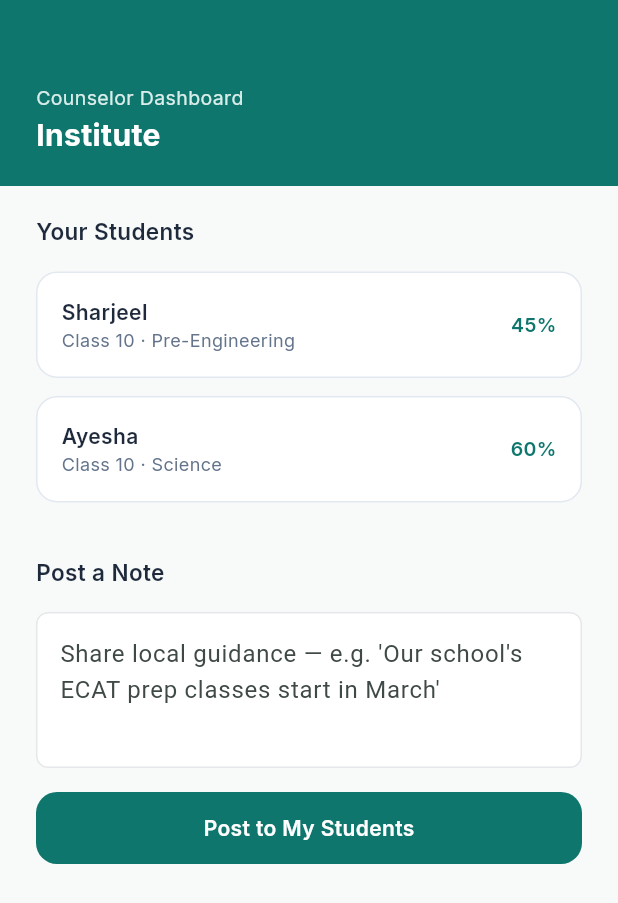
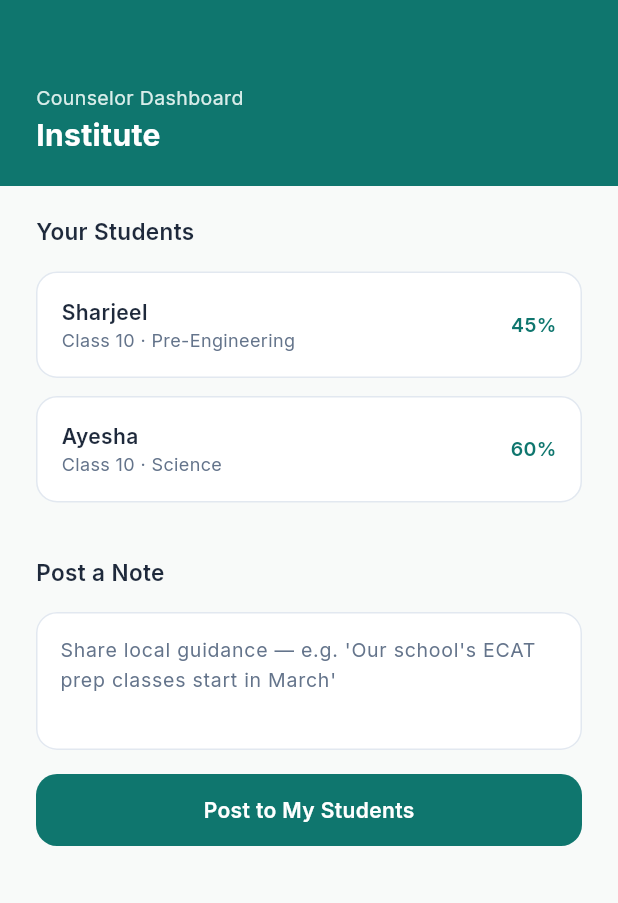
Before and after one commit to sharrjeel6636/skill-pathways, a Flutter app: the CounselorDashboardScreen screen opened by its route, on a phone screen of 412 x 824 dp. Shown: the top 903 px of the screen. Run offline on Flutter 3.47's test engine with Material 3 defaults, Android fonts, the phone set to English and light mode, and no system bars; our stand-ins replace flutter_local_notifications, go_router, google_fonts, supabase_flutter, timezone; accounts and stored records are empty.

Commit message:
fix(mobile): convert CounselorDashboardScreen to stateful and add post note action

```diff
--- a/apps/mobile/skill_pathway_mobile/lib/counselor_dashboard_screen.dart
+++ b/apps/mobile/skill_pathway_mobile/lib/counselor_dashboard_screen.dart
@@ -9,7 +9,11 @@ class CounselorProfile {
   final String institutionName;
   final List<String> linkedStudentIds;
 
-  CounselorProfile({required this.name, required this.institutionName, required this.linkedStudentIds});
+  CounselorProfile({
+    required this.name,
+    required this.institutionName,
+    required this.linkedStudentIds,
+  });
 }
 
 class CounselorNote {
@@ -18,13 +22,53 @@ class CounselorNote {
   final DateTime postedAt;
   final List<String> targetStudentIds;
 
-  CounselorNote({required this.counselorId, required this.text, required this.postedAt, required this.targetStudentIds});
+  CounselorNote({
+    required this.counselorId,
+    required this.text,
+    required this.postedAt,
+    required this.targetStudentIds,
+  });
 }
 
-class CounselorDashboardScreen extends StatelessWidget {
+class CounselorDashboardScreen extends StatefulWidget {
   final CounselorProfile profile;
 
   const CounselorDashboardScreen({super.key, required this.profile});
+
+  @override
+  State<CounselorDashboardScreen> createState() => _CounselorDashboardScreenState();
+}
+
+class _CounselorDashboardScreenState extends State<CounselorDashboardScreen> {
+  final TextEditingController _noteController = TextEditingController();
+
+  @override
+  void dispose() {
+    _noteController.dispose();
+    super.dispose();
+  }
+
+  void _postNote() {
+    final text = _noteController.text.trim();
+    if (text.isEmpty) {
+      ScaffoldMessenger.of(context).showSnackBar(
+        const SnackBar(
+          content: Text('Please write a note'),
+          backgroundColor: Colors.redAccent,
+        ),
+      );
+      return;
+    }
+
+    ScaffoldMessenger.of(context).showSnackBar(
+      const SnackBar(
+        content: Text('Note posted to your students'),
+        backgroundColor: RoadmapColors.primaryTeal,
+      ),
+    );
+    _noteController.clear();
+    FocusScope.of(context).unfocus();
+  }
 
   @override
   Widget build(BuildContext context) {
@@ -35,31 +79,99 @@ class CounselorDashboardScreen extends StatelessWidget {
           _buildHeader(),
           Expanded(
             child: SingleChildScrollView(
+              physics: const BouncingScrollPhysics(),
               padding: const EdgeInsets.fromLTRB(24, 20, 24, 24),
               child: Column(
                 crossAxisAlignment: CrossAxisAlignment.start,
                 children: [
-                  Text("Your Students", style: GoogleFonts.inter(fontSize: 15, fontWeight: FontWeight.w600, color: RoadmapColors.textDark)),
+                  Text(
+                    "Your Students",
+                    style: GoogleFonts.inter(
+                      fontSize: 15,
+                      fontWeight: FontWeight.w600,
+                      color: RoadmapColors.textDark,
+                    ),
+                  ),
                   const SizedBox(height: 16),
-                  _buildStudentCard("Sharjeel", "Class 10 · Pre-Engineering", 0.45, context),
-                  _buildStudentCard("Ayesha", "Class 10 · Science", 0.60, context),
+                  _buildStudentCard(
+                    "Sharjeel",
+                    "Class 10 · Pre-Engineering",
+                    0.45,
+                    context,
+                  ),
+                  _buildStudentCard(
+                    "Ayesha",
+                    "Class 10 · Science",
+                    0.60,
+                    context,
+                  ),
                   const SizedBox(height: 24),
-                  Text("Post a Note", style: GoogleFonts.inter(fontSize: 15, fontWeight: FontWeight.w600, color: RoadmapColors.textDark)),
+                  Text(
+                    "Post a Note",
+                    style: GoogleFonts.inter(
+                      fontSize: 15,
+                      fontWeight: FontWeight.w600,
+                      color: RoadmapColors.textDark,
+                    ),
+                  ),
                   const SizedBox(height: 16),
                   TextField(
+                    controller: _noteController,
                     maxLines: 3,
+                    style: GoogleFonts.inter(
+                      fontSize: 13,
+                      color: RoadmapColors.textDark,
+                    ),
                     decoration: InputDecoration(
-                      hintText: "Share local guidance — e.g. 'Our school's ECAT prep classes start in March'",
-                      border: OutlineInputBorder(borderRadius: BorderRadius.circular(14)),
-                      filled: true, fillColor: Colors.white,
+                      hintText:
+                          "Share local guidance — e.g. 'Our school's ECAT prep classes start in March'",
+                      hintStyle: GoogleFonts.inter(
+                        fontSize: 13,
+                        color: RoadmapColors.textMuted,
+                      ),
+                      border: OutlineInputBorder(
+                        borderRadius: BorderRadius.circular(14),
+                        borderSide: const BorderSide(
+                          color: RoadmapColors.borderLight,
+                        ),
+                      ),
+                      enabledBorder: OutlineInputBorder(
+                        borderRadius: BorderRadius.circular(14),
+                        borderSide: const BorderSide(
+                          color: RoadmapColors.borderLight,
+                        ),
+                      ),
+                      focusedBorder: OutlineInputBorder(
+                        borderRadius: BorderRadius.circular(14),
+                        borderSide: const BorderSide(
+                          color: RoadmapColors.primaryTeal,
+                          width: 1.5,
+                        ),
+                      ),
+                      filled: true,
+                      fillColor: Colors.white,
                     ),
                   ),
                   const SizedBox(height: 16),
                   GestureDetector(
+                    onTap: _postNote,
                     child: Container(
-                      width: double.infinity, height: 48,
-                      decoration: BoxDecoration(color: RoadmapColors.primaryTeal, borderRadius: BorderRadius.circular(14)),
-                      child: Center(child: Text("Post to My Students", style: GoogleFonts.inter(fontSize: 14, fontWeight: FontWeight.w600, color: Colors.white))),
+                      width: double.infinity,
+                      height: 48,
+                      decoration: BoxDecoration(
+                        color: RoadmapColors.primaryTeal,
+                        borderRadius: BorderRadius.circular(14),
+                      ),
+                      child: Center(
+                        child: Text(
+                          "Post to My Students",
+                          style: GoogleFonts.inter(
+                            fontSize: 14,
+                            fontWeight: FontWeight.w600,
+                            color: Colors.white,
+                          ),
+                        ),
+                      ),
                     ),
                   ),
                 ],
@@ -74,28 +186,73 @@ class CounselorDashboardScreen extends StatelessWidget {
   Widget _buildHeader() => Container(
         width: double.infinity,
         padding: const EdgeInsets.fromLTRB(24, 56, 24, 20),
-    decoration: BoxDecoration(color: RoadmapColors.primaryTeal),
+        decoration: const BoxDecoration(color: RoadmapColors.primaryTeal),
         child: Column(
           crossAxisAlignment: CrossAxisAlignment.start,
           children: [
-        Text("Counselor Dashboard", style: GoogleFonts.inter(fontSize: 13, color: const Color(0xFFD9EDEA))),
-        Text(profile.institutionName, style: GoogleFonts.inter(fontSize: 20, fontWeight: FontWeight.bold, color: Colors.white)),
+            Text(
+              "Counselor Dashboard",
+              style: GoogleFonts.inter(
+                fontSize: 13,
+                color: const Color(0xFFD9EDEA),
+              ),
+            ),
+            Text(
+              widget.profile.institutionName,
+              style: GoogleFonts.inter(
+                fontSize: 20,
+                fontWeight: FontWeight.bold,
+                color: Colors.white,
+              ),
+            ),
           ],
         ),
       );
 
-  Widget _buildStudentCard(String name, String details, double progress, BuildContext context) => Container(
+  Widget _buildStudentCard(
+    String name,
+    String details,
+    double progress,
+    BuildContext context,
+  ) => Container(
         margin: const EdgeInsets.only(bottom: 12),
         padding: const EdgeInsets.all(16),
-    decoration: BoxDecoration(color: Colors.white, borderRadius: BorderRadius.circular(14), border: Border.all(color: RoadmapColors.borderLight)),
+        decoration: BoxDecoration(
+          color: Colors.white,
+          borderRadius: BorderRadius.circular(14),
+          border: Border.all(color: RoadmapColors.borderLight),
+        ),
         child: Row(
           mainAxisAlignment: MainAxisAlignment.spaceBetween,
           children: [
-        Column(crossAxisAlignment: CrossAxisAlignment.start, children: [
-          Text(name, style: GoogleFonts.inter(fontSize: 14, fontWeight: FontWeight.w600, color: RoadmapColors.textDark)),
-          Text(details, style: GoogleFonts.inter(fontSize: 12, color: RoadmapColors.textMuted)),
-        ]),
-        Text("${(progress * 100).toInt()}%", style: GoogleFonts.inter(fontSize: 13, fontWeight: FontWeight.w600, color: RoadmapColors.primaryTeal)),
+            Column(
+              crossAxisAlignment: CrossAxisAlignment.start,
+              children: [
+                Text(
+                  name,
+                  style: GoogleFonts.inter(
+                    fontSize: 14,
+                    fontWeight: FontWeight.w600,
+                    color: RoadmapColors.textDark,
+                  ),
+                ),
+                Text(
+                  details,
+                  style: GoogleFonts.inter(
+                    fontSize: 12,
+                    color: RoadmapColors.textMuted,
+                  ),
+                ),
+              ],
+            ),
+            Text(
+              "${(progress * 100).toInt()}%",
+              style: GoogleFonts.inter(
+                fontSize: 13,
+                fontWeight: FontWeight.w600,
+                color: RoadmapColors.primaryTeal,
+              ),
+            ),
           ],
         ),
       );
```
Lines whose indentation alone changed are shown as unchanged.
